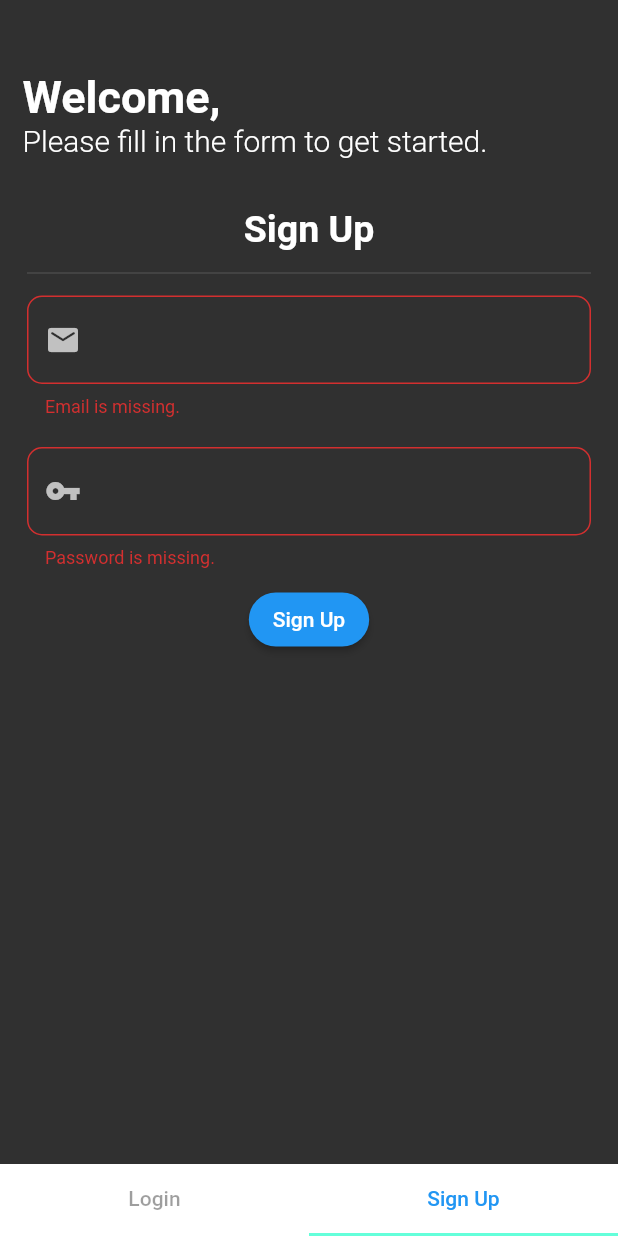
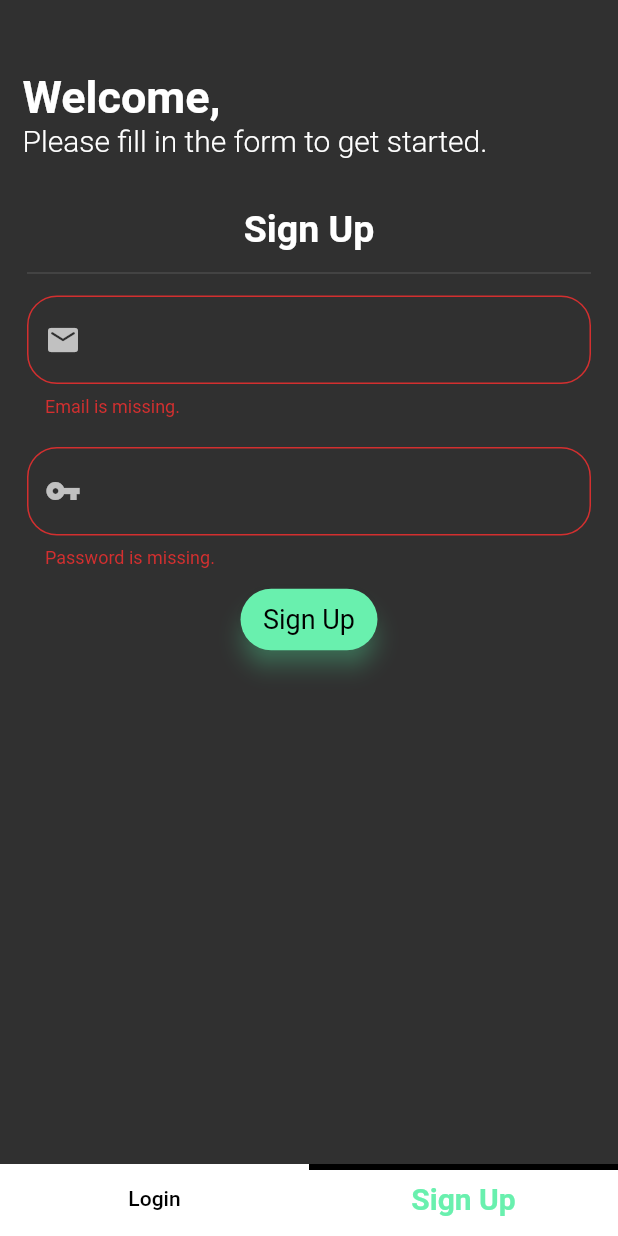
Before and after one commit to TechiePhil/news_headlines, a Flutter app: the screen it shows after launch, tab 2 chosen, after a tap on "Sign Up", on a phone screen of 412 x 824 dp. Run offline on Flutter 3.47's test engine with Material 2 defaults, Android fonts, the phone set to English and light mode, and no system bars; our stand-ins replace firebase_auth, firebase_core; accounts and stored records are empty.

Commit message:
Refactored the code to include a ThemeData for the app's theme.

```diff
--- a/lib/headlines/ui/authenticate/authenticate.dart
+++ b/lib/headlines/ui/authenticate/authenticate.dart
@@ -43,9 +43,8 @@ with SingleTickerProviderStateMixin {
         ]
       ),
       bottomNavigationBar: TabBar(
+        indicatorColor: Theme.of(context).backgroundColor,
         controller: tabController,
-        labelColor: Colors.blue,
-        unselectedLabelColor: Colors.black38,
         tabs: <Widget>[
           Tab(
             text: 'Login',
--- a/lib/headlines/ui/authenticate/login_route.dart
+++ b/lib/headlines/ui/authenticate/login_route.dart
@@ -35,7 +35,9 @@ class _SignInWidgetState extends State<SignInWidget> {
                 contentPadding: EdgeInsets.all(10),
                 title: Center(child: Text('Loading...',)),
                 children: <Widget>[
+                  SizedBox(height: 5),
                   Center(child: CircularProgressIndicator()),
+                  SizedBox(height: 5),
                   Center(
                     child: Text(
                       'Checking credentials, please wait.',
@@ -165,9 +167,6 @@ class _SignInWidgetState extends State<SignInWidget> {
                               keyboardType: TextInputType.emailAddress,
                               decoration: InputDecoration(
                                 prefixIcon: Icon(Icons.email_rounded),
-                                border: OutlineInputBorder(
-                                  borderRadius: BorderRadius.circular(10)
-                                )
                               ),
                               validator: (value) {
                                 return value.isEmpty ? 'Email address is missing.' :
@@ -184,11 +183,6 @@ class _SignInWidgetState extends State<SignInWidget> {
                               obscureText: true,
                               decoration: InputDecoration(
                                 prefixIcon: Icon(Icons.vpn_key),
-                                focusColor: Colors.black,
-                                border: OutlineInputBorder(
-                                  borderSide: BorderSide(color: Colors.black),
-                                  borderRadius: BorderRadius.circular(10)
-                                )
                               ),
                               validator: (value) {
                                 return value.isEmpty ? 'Password is missing.' :
@@ -201,23 +195,23 @@ class _SignInWidgetState extends State<SignInWidget> {
                             SizedBox(height: 10),
                             ElevatedButton(
                               child: Text('Login',
-                                style: TextStyle(
-                                  // fontSize: 25,
-                                  // color: Colors.blue
-                                )
-                              ),
-                              style: ButtonStyle(
-                                // backgroundColor: MaterialStateProperty.all(
-                                //   Colors.white
-                                // ),
-                                shape: MaterialStateProperty.all(
-                                  StadiumBorder(
-                                    side: BorderSide.none
-                                  )
-                                ),
-                                padding: MaterialStateProperty.all(
-                                  EdgeInsets.all(10)
-                                )
+                              //   style: TextStyle(
+                              //     // fontSize: 25,
+                              //     // color: Colors.blue
+                              //   )
+                              // ),
+                              // style: ButtonStyle(
+                              //   // backgroundColor: MaterialStateProperty.all(
+                              //   //   Colors.white
+                              //   // ),
+                              //   shape: MaterialStateProperty.all(
+                              //     StadiumBorder(
+                              //       side: BorderSide.none
+                              //     )
+                              //   ),
+                              //   padding: MaterialStateProperty.all(
+                              //     EdgeInsets.all(10)
+                              //   )
                               ),
                               onPressed: validateAndSubmit,
                             ),
--- a/lib/headlines/ui/authenticate/signup_route.dart
+++ b/lib/headlines/ui/authenticate/signup_route.dart
@@ -160,9 +160,6 @@ class _SignUpWidgetState extends State<SignUpWidget> {
                               keyboardType: TextInputType.emailAddress,
                               decoration: InputDecoration(
                                 prefixIcon: Icon(Icons.email_rounded),
-                                border: OutlineInputBorder(
-                                  borderRadius: BorderRadius.circular(10)
-                                )
                               ),
                               validator: (value) {
                                 return value.isEmpty ? 'Email is missing.' :
@@ -179,11 +176,6 @@ class _SignUpWidgetState extends State<SignUpWidget> {
                               obscureText: true,
                               decoration: InputDecoration(
                                 prefixIcon: Icon(Icons.vpn_key),
-                                focusColor: Colors.black,
-                                border: OutlineInputBorder(
-                                  borderSide: BorderSide(color: Colors.black),
-                                  borderRadius: BorderRadius.circular(10)
-                                )
                               ),
                               validator: (value) {
                                 return value.isEmpty ? 'Password is missing.':
@@ -205,16 +197,16 @@ class _SignUpWidgetState extends State<SignUpWidget> {
                           children: <Widget>[
                             ElevatedButton(
                               child: Text('Sign Up'),
-                              style: ButtonStyle(
-                                // backgroundColor: MaterialStateProperty.all(
-                                //   Colors.greenAccent
-                                // ),
-                                shape: MaterialStateProperty.all(
-                                  StadiumBorder(
-                                    side: BorderSide.none
-                                  )
-                                )
-                              ),
+                              // style: ButtonStyle(
+                              //   // backgroundColor: MaterialStateProperty.all(
+                              //   //   Colors.greenAccent
+                              //   // ),
+                              //   shape: MaterialStateProperty.all(
+                              //     StadiumBorder(
+                              //       side: BorderSide.none
+                              //     )
+                              //   )
+                              // ),
                               onPressed: validateAndSubmit,
                             ),
                           ]
--- a/lib/headlines/ui/home/headlines_page.dart
+++ b/lib/headlines/ui/home/headlines_page.dart
@@ -1,7 +1,7 @@
 import 'package:flutter/material.dart';
+import 'package:flutter/services.dart';
 import 'package:headlines/headlines/model/news_headlines.dart';
 import 'package:headlines/headlines/network/network.dart';
-
 import 'article_details_page.dart';
 
 class UserHome extends StatefulWidget {
@@ -31,6 +31,7 @@ class _UserHomeState extends State<UserHome> {
     return Scaffold(
       appBar: AppBar(
         title: Text('News Headlines'),
+        leading: Container(), // a dummy widget to remove the back arrow button
       ),
       body: FutureBuilder(
         future: newsHeadlines,
@@ -41,8 +42,8 @@ class _UserHomeState extends State<UserHome> {
           return ListView.builder(
             itemCount: snapshot.data.articles.length,
             itemBuilder: (context, index) {
-              var articleAuthor = snapshot.data.articles[index].author?? 'N/A';
-              var publishDate = snapshot.data.articles[index].pubDate?? 'N/A';
+              var articleAuthor = snapshot.data.articles[index].author ?? 'N/A';
+              var publishDate = snapshot.data.articles[index].pubDate ?? 'N/A';
               return InkWell(
                 child: Card(
                   child: Container(
@@ -81,7 +82,7 @@ class _UserHomeState extends State<UserHome> {
                                 Container(
                                   child: Expanded(
                                     child: Text(
-                                      snapshot.data.articles[index].description??
+                                      snapshot.data.articles[index].description ??
                                       '- No Description! -'.toUpperCase(),
                                       textAlign: TextAlign.justify,
                                       style: TextStyle(
--- a/lib/headlines/ui/themes/ui_theme.dart
+++ b/lib/headlines/ui/themes/ui_theme.dart
@@ -1,9 +1,66 @@
 import 'package:flutter/material.dart';
+import 'package:flutter/services.dart';
 
 ThemeData mainTheme = ThemeData(
+  brightness: Brightness.dark,
+  // Card Theme
+  cardTheme: CardTheme(
+    shadowColor: Colors.black12,
+    elevation: 6,
+  ),
 
+  // TextFormField Theme
+  inputDecorationTheme: InputDecorationTheme(
+    fillColor: Colors.greenAccent,
+    focusColor: Colors.black,
+    border: OutlineInputBorder(
+      borderSide: BorderSide(color: Colors.black),
+      borderRadius: BorderRadius.circular(20)
+    )
+  ),
+
+  // TabBar Theme
+  tabBarTheme: TabBarTheme(
+    labelColor: Colors.greenAccent,
+    unselectedLabelColor: Colors.black,
+    labelStyle: TextStyle(
+      fontSize: 20,
+      fontWeight: FontWeight.bold,
+    ),
+    indicator: BoxDecoration(
+      border: Border(
+        top: BorderSide(width: 4,)
+      )
+    ),
+  ),
+
+  // ElevatedButton Theme
+  elevatedButtonTheme: ElevatedButtonThemeData(
+    style: ButtonStyle(
+      elevation: MaterialStateProperty.all(6),
+      textStyle: MaterialStateProperty.all(
+        TextStyle(
+          fontSize: 18,
+          // fontWeight: FontWeight.w800
+        )
+      ),
+      backgroundColor: MaterialStateProperty.all(
+        Colors.greenAccent
+      ),
+      foregroundColor: MaterialStateProperty.all(
+        Colors.black
+      ),
+      shadowColor: MaterialStateProperty.all(
+        Colors.greenAccent,
+      ),
+      shape: MaterialStateProperty.all(
+        StadiumBorder(
+          side: BorderSide.none
+        )
+      ),
+      padding: MaterialStateProperty.all(
+        EdgeInsets.symmetric(vertical: 10, horizontal: 15)
+      )
+    )
+  ),
 );
-
-ThemeData authPageTheme = ThemeData(
-
-);
--- a/lib/main.dart
+++ b/lib/main.dart
@@ -1,7 +1,7 @@
 import 'package:flutter/material.dart';
 import 'package:firebase_core/firebase_core.dart';
-
 import 'headlines/ui/authenticate/authenticate.dart';
+import 'headlines/ui/themes/ui_theme.dart';
 // import 'headlines/ui/home/headlines_page.dart';
 
 void main() async {
@@ -16,9 +16,7 @@ class MyApp extends StatelessWidget {
   Widget build(BuildContext context) {
     return MaterialApp(
       title: 'Flutter Demo',
-      theme: ThemeData(
-        brightness: Brightness.dark
-      ),
+      theme: mainTheme,
       home: Authentication(),
     );
   }
```
